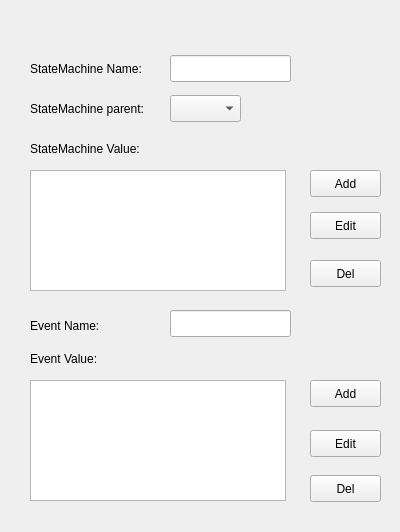
ATmega8/StateTableEditor, file settingdialog.ui: the form before one commit.
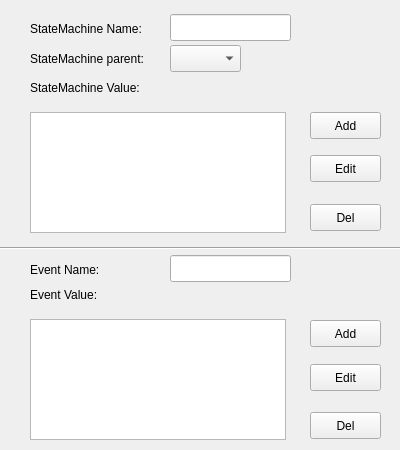
The form after the commit.

The edit to the form file:
```diff
--- a/settingdialog.ui
+++ b/settingdialog.ui
@@ -7,7 +7,7 @@
     <x>0</x>
     <y>0</y>
     <width>400</width>
-    <height>532</height>
+    <height>450</height>
    </rect>
   </property>
   <property name="windowTitle">
@@ -17,7 +17,7 @@
    <property name="geometry">
     <rect>
      <x>30</x>
-     <y>60</y>
+     <y>20</y>
      <width>131</width>
      <height>17</height>
     </rect>
@@ -30,7 +30,7 @@
    <property name="geometry">
     <rect>
      <x>170</x>
-     <y>55</y>
+     <y>14</y>
      <width>121</width>
      <height>27</height>
     </rect>
@@ -40,7 +40,7 @@
    <property name="geometry">
     <rect>
      <x>30</x>
-     <y>100</y>
+     <y>50</y>
      <width>131</width>
      <height>17</height>
     </rect>
@@ -53,7 +53,7 @@
    <property name="geometry">
     <rect>
      <x>170</x>
-     <y>95</y>
+     <y>45</y>
      <width>71</width>
      <height>27</height>
     </rect>
@@ -63,7 +63,7 @@
    <property name="geometry">
     <rect>
      <x>30</x>
-     <y>170</y>
+     <y>112</y>
      <width>256</width>
      <height>121</height>
     </rect>
@@ -79,7 +79,7 @@
    <property name="geometry">
     <rect>
      <x>30</x>
-     <y>140</y>
+     <y>79</y>
      <width>131</width>
      <height>17</height>
     </rect>
@@ -92,7 +92,7 @@
    <property name="geometry">
     <rect>
      <x>310</x>
-     <y>170</y>
+     <y>112</y>
      <width>71</width>
      <height>27</height>
     </rect>
@@ -105,7 +105,7 @@
    <property name="geometry">
     <rect>
      <x>310</x>
-     <y>260</y>
+     <y>204</y>
      <width>71</width>
      <height>27</height>
     </rect>
@@ -118,7 +118,7 @@
    <property name="geometry">
     <rect>
      <x>30</x>
-     <y>317</y>
+     <y>261</y>
      <width>81</width>
      <height>17</height>
     </rect>
@@ -131,7 +131,7 @@
    <property name="geometry">
     <rect>
      <x>170</x>
-     <y>310</y>
+     <y>255</y>
      <width>121</width>
      <height>27</height>
     </rect>
@@ -141,7 +141,7 @@
    <property name="geometry">
     <rect>
      <x>30</x>
-     <y>380</y>
+     <y>319</y>
      <width>256</width>
      <height>121</height>
     </rect>
@@ -157,7 +157,7 @@
    <property name="geometry">
     <rect>
      <x>30</x>
-     <y>350</y>
+     <y>286</y>
      <width>81</width>
      <height>17</height>
     </rect>
@@ -170,7 +170,7 @@
    <property name="geometry">
     <rect>
      <x>310</x>
-     <y>380</y>
+     <y>320</y>
      <width>71</width>
      <height>27</height>
     </rect>
@@ -183,7 +183,7 @@
    <property name="geometry">
     <rect>
      <x>310</x>
-     <y>475</y>
+     <y>412</y>
      <width>71</width>
      <height>27</height>
     </rect>
@@ -196,7 +196,7 @@
    <property name="geometry">
     <rect>
      <x>310</x>
-     <y>212</y>
+     <y>155</y>
      <width>71</width>
      <height>27</height>
     </rect>
@@ -209,7 +209,7 @@
    <property name="geometry">
     <rect>
      <x>310</x>
-     <y>430</y>
+     <y>364</y>
      <width>71</width>
      <height>27</height>
     </rect>
@@ -218,6 +218,19 @@
     <string>Edit</string>
    </property>
   </widget>
+  <widget class="Line" name="line">
+   <property name="geometry">
+    <rect>
+     <x>0</x>
+     <y>240</y>
+     <width>401</width>
+     <height>16</height>
+    </rect>
+   </property>
+   <property name="orientation">
+    <enum>Qt::Horizontal</enum>
+   </property>
+  </widget>
  </widget>
  <resources/>
  <connections/>
```
